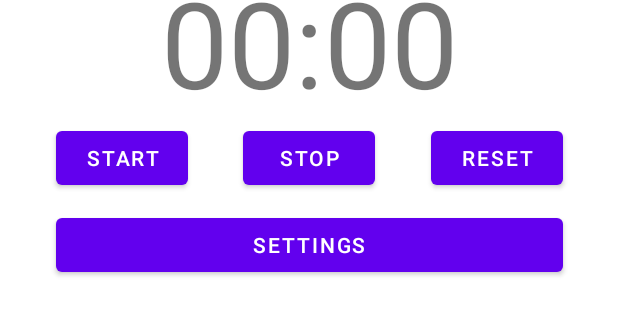
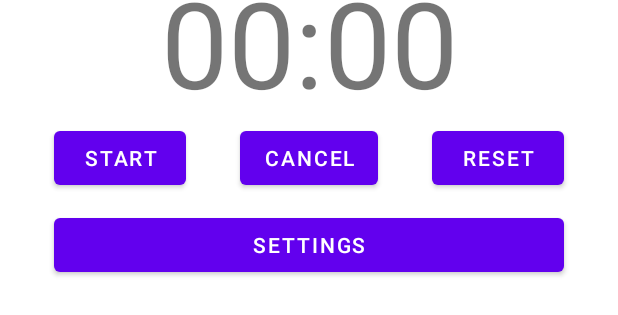
Before and after one commit to jgrimes91/CP3406UtilityApp, an Android app: the layout activity_main.xml on its own in the app's theme, with its tools: preview values and no code run, on a phone screen of 412 x 824 dp. Shown: the part 576-891 px from the top of the screen. Run offline under Robolectric (Android 15) with nearby library versions, the phone set to English and light mode, and no system bars.

Commit message:
EyeTimer class

```diff
--- a/EyeCare/app/src/main/res/layout/activity_main.xml
+++ b/EyeCare/app/src/main/res/layout/activity_main.xml
@@ -11,7 +11,7 @@
         android:id="@+id/timer_tv"
         android:layout_width="match_parent"
         android:layout_height="wrap_content"
-        android:text="00:00"
+        android:text="@string/timer"
         android:textAlignment="center"
         android:textSize="80sp"
         app:layout_constraintBottom_toBottomOf="parent"
@@ -24,17 +24,17 @@
         android:layout_width="wrap_content"
         android:layout_height="wrap_content"
         android:importantForAccessibility="no"
-        android:text="Start"
+        android:text="@string/start"
         app:layout_constraintStart_toStartOf="parent"
         app:layout_constraintTop_toBottomOf="@id/timer_tv"
-        app:layout_constraintEnd_toStartOf="@id/stop_btn"/>
+        app:layout_constraintEnd_toStartOf="@id/cancel_btn"/>
 
     <Button
-        android:id="@+id/stop_btn"
+        android:id="@+id/cancel_btn"
         android:layout_width="wrap_content"
         android:layout_height="wrap_content"
         android:importantForAccessibility="no"
-        android:text="Stop"
+        android:text="@string/cancel"
         app:layout_constraintStart_toEndOf="@id/start_btn"
         app:layout_constraintTop_toBottomOf="@id/timer_tv"
         app:layout_constraintEnd_toStartOf="@id/reset_btn"/>
@@ -44,8 +44,8 @@
         android:layout_width="wrap_content"
         android:layout_height="wrap_content"
         android:importantForAccessibility="no"
-        android:text="Reset"
-        app:layout_constraintStart_toEndOf="@id/stop_btn"
+        android:text="@string/reset"
+        app:layout_constraintStart_toEndOf="@id/cancel_btn"
         app:layout_constraintTop_toBottomOf="@id/timer_tv"
         app:layout_constraintEnd_toEndOf="parent"/>
 
@@ -54,9 +54,9 @@
         android:layout_width="0dp"
         android:layout_height="wrap_content"
         android:layout_marginTop="10dp"
-        android:text="Settings"
+        android:text="@string/settings"
         app:layout_constraintEnd_toEndOf="@id/reset_btn"
         app:layout_constraintStart_toStartOf="@id/start_btn"
-        app:layout_constraintTop_toBottomOf="@id/stop_btn" />
+        app:layout_constraintTop_toBottomOf="@id/cancel_btn" />
 
 </androidx.constraintlayout.widget.ConstraintLayout>
--- a/EyeCare/app/src/main/res/values/strings.xml
+++ b/EyeCare/app/src/main/res/values/strings.xml
@@ -7,4 +7,9 @@
     <string name="seconds">Seconds</string>
     <string name="play_sound">Play Sound?</string>
     <string name="save_changes">Save changes</string>
+    <string name="timer">00:00</string>
+    <string name="start">Start</string>
+    <string name="cancel">Cancel</string>
+    <string name="reset">Reset</string>
+    <string name="settings">Settings</string>
 </resources>
```
Also changed, not shown: EyeCare/app/src/main/java/au/edu/jcu/utilityapp/eyecare/EyeTimer.kt (+28 -0 lines), EyeCare/app/src/main/java/au/edu/jcu/utilityapp/eyecare/SettingsActivity.kt (+12 -8 lines).
